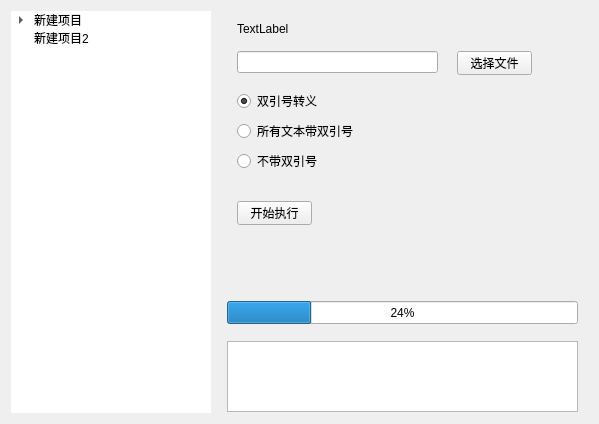
First picture: the form in transfer/ui/untitled.ui, repository AlienationX/desktop-app-transfer, before the edit.
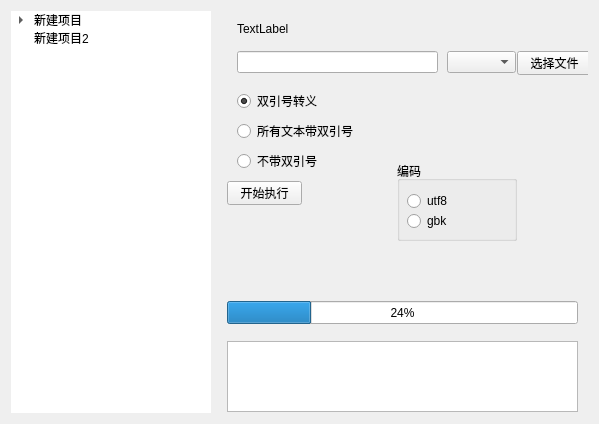
Second picture: the form after the edit.

The edit to the form file:
```diff
--- a/transfer/ui/untitled.ui
+++ b/transfer/ui/untitled.ui
@@ -98,8 +98,8 @@
      <widget class="QPushButton" name="pushButton">
       <property name="geometry">
        <rect>
-        <x>20</x>
-        <y>190</y>
+        <x>10</x>
+        <y>170</y>
         <width>75</width>
         <height>24</height>
        </rect>
@@ -216,7 +216,7 @@
      <widget class="QPushButton" name="pushButton_2">
       <property name="geometry">
        <rect>
-        <x>240</x>
+        <x>300</x>
         <y>40</y>
         <width>75</width>
         <height>24</height>
@@ -226,6 +226,55 @@
        <string>选择文件</string>
       </property>
      </widget>
+     <widget class="QGroupBox" name="groupBox">
+      <property name="geometry">
+       <rect>
+        <x>180</x>
+        <y>150</y>
+        <width>120</width>
+        <height>80</height>
+       </rect>
+      </property>
+      <property name="title">
+       <string>编码</string>
+      </property>
+      <widget class="QRadioButton" name="radioButton_4">
+       <property name="geometry">
+        <rect>
+         <x>10</x>
+         <y>30</y>
+         <width>95</width>
+         <height>20</height>
+        </rect>
+       </property>
+       <property name="text">
+        <string>utf8</string>
+       </property>
+      </widget>
+      <widget class="QRadioButton" name="radioButton_5">
+       <property name="geometry">
+        <rect>
+         <x>10</x>
+         <y>50</y>
+         <width>95</width>
+         <height>20</height>
+        </rect>
+       </property>
+       <property name="text">
+        <string>gbk</string>
+       </property>
+      </widget>
+     </widget>
+     <widget class="QComboBox" name="comboBox">
+      <property name="geometry">
+       <rect>
+        <x>230</x>
+        <y>40</y>
+        <width>69</width>
+        <height>22</height>
+       </rect>
+      </property>
+     </widget>
     </widget>
    </item>
   </layout>
```
